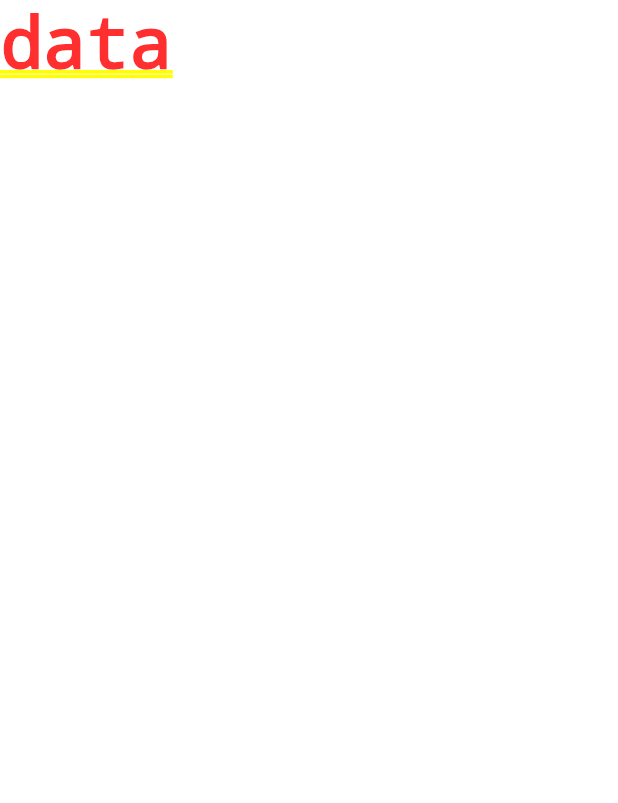
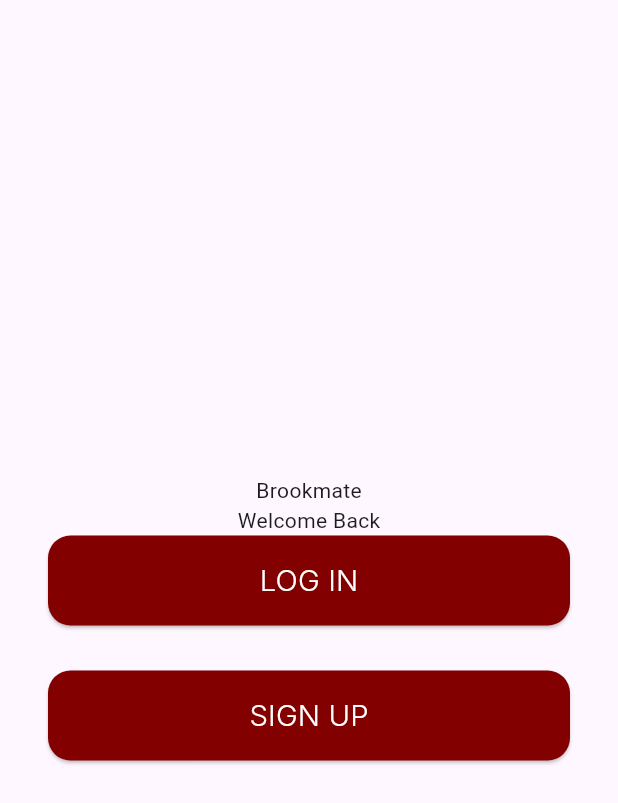
Before and after one commit to Brookmate/brookmate, a Flutter app: the screen it shows after launch, on a phone screen of 412 x 824 dp. Shown: the top 803 px of the screen. Run offline on Flutter 3.47's test engine with Material 3 defaults, Android fonts, the phone set to English and light mode, and no system bars; our stand-ins replace cloud_firestore, firebase_auth, firebase_core, google_fonts, shared_preferences, toggle_switch; accounts and stored records are empty.

Commit message:
landing page & login page structure

```diff
--- a/lib/main.dart
+++ b/lib/main.dart
@@ -1,5 +1,8 @@
 import 'package:brookmate/firebase_options.dart';
+import 'package:brookmate/pages/landing_page.dart';
+import 'package:brookmate/services/auth_service.dart';
 import 'package:brookmate/services/database_service.dart';
+import 'package:brookmate/utils/prefs.dart';
 import 'package:firebase_core/firebase_core.dart';
 import 'package:flutter/material.dart';
 
@@ -9,6 +12,8 @@ Future<void> main() async {
     options: DefaultFirebaseOptions.currentPlatform,
   );
   await DatabaseService.init();
+  await AuthService.init();
+  await Prefs.init();
   runApp(const MainApp());
 }
 
@@ -22,17 +27,8 @@ class MainApp extends StatefulWidget {
 class _MainAppState extends State<MainApp> {
   @override
   Widget build(BuildContext context) {
-    return MaterialApp(
-      home: StreamBuilder(
-          stream: DatabaseService.getCollectionStream(Models.houses),
-          builder: (context, snapshot) {
-            if (snapshot.hasData) {
-              print(snapshot.data!.docs);
-              return const Text("data");
-            } else {
-              return const Placeholder();
-            }
-          }),
+    return const MaterialApp(
+      home: LandingPage(),
     );
   }
 }
--- /dev/null
+++ b/lib/pages/landing_page.dart
@@ -0,0 +1,45 @@
+import 'package:brookmate/pages/login_page.dart';
+import 'package:brookmate/widgets/common/custom_button.dart';
+import 'package:flutter/material.dart';
+
+class LandingPage extends StatelessWidget {
+  const LandingPage({super.key});
+
+  @override
+  Widget build(BuildContext context) {
+    return Scaffold(
+      body: Row(
+        mainAxisAlignment: MainAxisAlignment.center,
+        children: [
+          Column(
+            mainAxisAlignment: MainAxisAlignment.center,
+            children: [
+              const Text("Brookmate"),
+              const Text("Welcome Back"),
+              CustomButton(
+                onPressed: () {
+                  Navigator.push(
+                    context,
+                    MaterialPageRoute(
+                      builder: (context) => const LogInPage(),
+                    ),
+                  );
+                },
+                text: "LOG IN",
+                size: 300,
+              ),
+              const SizedBox(
+                height: 30,
+              ),
+              CustomButton(
+                onPressed: () {},
+                text: "SIGN UP",
+                size: 300,
+              ),
+            ],
+          ),
+        ],
+      ),
+    );
+  }
+}
```
Also changed, not shown: lib/pages/login_page.dart (added, +57 -0 lines).
